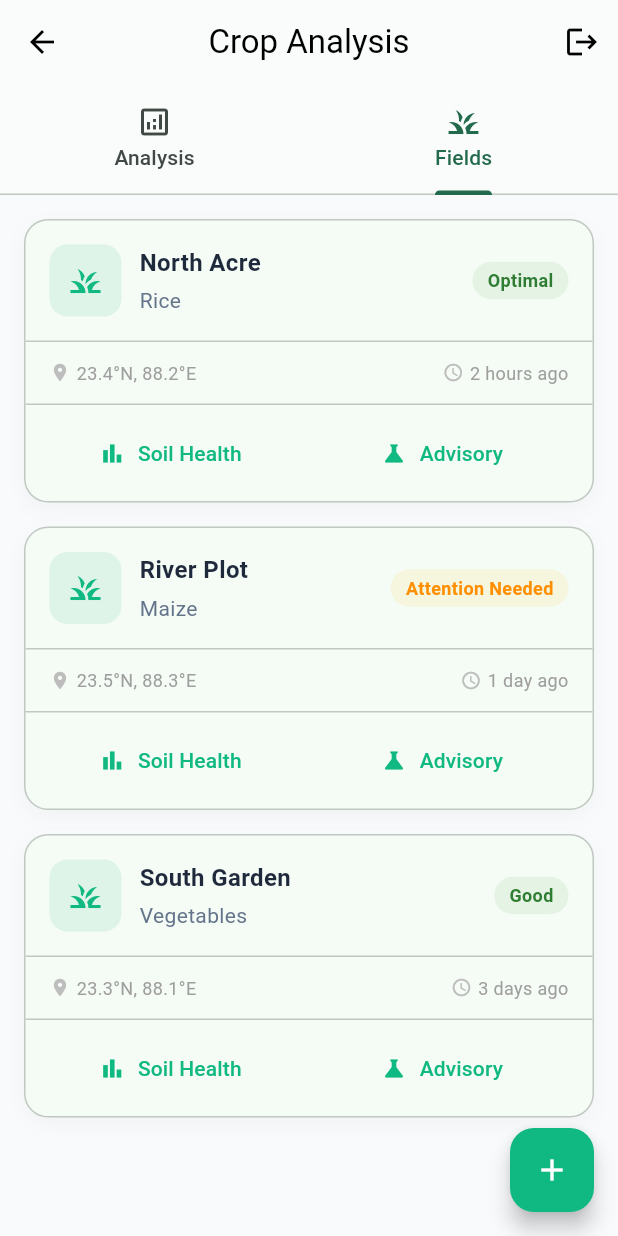
After one commit to imrohan18/crop_rec, a Flutter app: the SoilInputPage screen opened directly, tab 2 chosen, on a phone screen of 412 x 824 dp. The commit adds this screen. Run offline on Flutter 3.47's test engine with Material 3 defaults, Android fonts, the phone set to English and light mode, and no system bars; our stand-ins replace shared_preferences; accounts and stored records are empty; network calls fail.

Commit message:
Add-Fields-tab-plus-fab-and-fields-page

```diff
--- a/lib/screens/analysis_screen.dart
+++ b/lib/screens/analysis_screen.dart
@@ -2,6 +2,7 @@ import 'package:flutter/material.dart';
 import '../services/api_service.dart';
 import 'result_page.dart';
 import 'login_page.dart';
+import 'fields_page.dart';
 
 class SoilInputPage extends StatefulWidget {
   const SoilInputPage({super.key});
@@ -17,7 +18,9 @@ class _SoilInputPageState extends State<SoilInputPage> {
 
   @override
   Widget build(BuildContext context) {
-    return Scaffold(
+    return DefaultTabController(
+      length: 2,
+      child: Scaffold(
         appBar: AppBar(
           title: const Text('Crop Analysis'),
           centerTitle: true,
@@ -34,8 +37,16 @@ class _SoilInputPageState extends State<SoilInputPage> {
               },
             ),
           ],
+          bottom: const TabBar(
+            tabs: [
+              Tab(text: 'Analysis', icon: Icon(Icons.analytics_outlined)),
+              Tab(text: 'Fields', icon: Icon(Icons.grass)),
+            ],
           ),
-      body: ListView(
+        ),
+        body: TabBarView(
+          children: [
+            ListView(
               padding: const EdgeInsets.all(16),
               children: [
                 _SectionCard(
@@ -147,9 +158,14 @@ class _SoilInputPageState extends State<SoilInputPage> {
                 ),
               ],
             ),
+            const FieldsPage(),
+          ],
+        ),
+      ),
     );
   }
 }
+
 
 class _SliderRow extends StatelessWidget {
   final String label;
--- a/lib/screens/app_shell.dart
+++ b/lib/screens/app_shell.dart
@@ -28,7 +28,7 @@ class _AppShellState extends State<AppShell> {
       floatingActionButton: FloatingActionButton(
         onPressed: () => setState(() => index = 1),
         backgroundColor: Colors.orange.shade600,
-        child: const Icon(Icons.analytics),
+        child: const Icon(Icons.add),
       ),
       floatingActionButtonLocation: FloatingActionButtonLocation.centerDocked,
       bottomNavigationBar: SizedBox(
--- /dev/null
+++ b/lib/screens/fields_page.dart
@@ -0,0 +1,194 @@
+import 'package:flutter/material.dart';
+
+class FieldsPage extends StatelessWidget {
+  const FieldsPage({super.key});
+
+  @override
+  Widget build(BuildContext context) {
+    return Scaffold(
+      body: ListView(
+        padding: const EdgeInsets.all(16),
+        children: const [
+          _FieldCard(
+            name: 'North Acre',
+            crop: 'Rice',
+            location: '23.4°N, 88.2°E',
+            status: 'Optimal',
+            lastUpdated: '2 hours ago',
+          ),
+          SizedBox(height: 16),
+          _FieldCard(
+            name: 'River Plot',
+            crop: 'Maize',
+            location: '23.5°N, 88.3°E',
+            status: 'Attention Needed',
+            lastUpdated: '1 day ago',
+            isWarning: true,
+          ),
+          SizedBox(height: 16),
+          _FieldCard(
+            name: 'South Garden',
+            crop: 'Vegetables',
+            location: '23.3°N, 88.1°E',
+            status: 'Good',
+            lastUpdated: '3 days ago',
+          ),
+        ],
+      ),
+      floatingActionButton: FloatingActionButton(
+        onPressed: () {
+          ScaffoldMessenger.of(context).showSnackBar(
+            const SnackBar(content: Text('Add Field feature coming soon')),
+          );
+        },
+        backgroundColor: const Color(0xFF10B981),
+        child: const Icon(Icons.add, color: Colors.white),
+      ),
+    );
+  }
+}
+
+class _FieldCard extends StatelessWidget {
+  final String name;
+  final String crop;
+  final String location;
+  final String status;
+  final String lastUpdated;
+  final bool isWarning;
+  const _FieldCard({
+    required this.name,
+    required this.crop,
+    required this.location,
+    required this.status,
+    required this.lastUpdated,
+    this.isWarning = false,
+  });
+
+  @override
+  Widget build(BuildContext context) {
+    return Container(
+      decoration: BoxDecoration(
+        color: Theme.of(context).colorScheme.surface,
+        borderRadius: BorderRadius.circular(16),
+        border: Border.all(color: Theme.of(context).colorScheme.outlineVariant),
+        boxShadow: [
+          BoxShadow(
+            color: Colors.black.withOpacity(0.03),
+            blurRadius: 10,
+            offset: const Offset(0, 4),
+          ),
+        ],
+      ),
+      child: Column(
+        children: [
+          Padding(
+            padding: const EdgeInsets.all(16),
+            child: Row(
+              children: [
+                Container(
+                  width: 48,
+                  height: 48,
+                  decoration: BoxDecoration(
+                    color: const Color(0xFF10B981).withOpacity(0.1),
+                    borderRadius: BorderRadius.circular(12),
+                  ),
+                  child: const Icon(Icons.grass, color: Color(0xFF10B981)),
+                ),
+                const SizedBox(width: 12),
+                Expanded(
+                  child: Column(
+                    crossAxisAlignment: CrossAxisAlignment.start,
+                    children: [
+                      Text(
+                        name,
+                        style: const TextStyle(
+                          fontSize: 16,
+                          fontWeight: FontWeight.bold,
+                          color: Color(0xFF1E293B),
+                        ),
+                      ),
+                      const SizedBox(height: 4),
+                      Text(
+                        crop,
+                        style: const TextStyle(
+                          fontSize: 14,
+                          color: Color(0xFF64748B),
+                        ),
+                      ),
+                    ],
+                  ),
+                ),
+                Container(
+                  padding: const EdgeInsets.symmetric(horizontal: 10, vertical: 4),
+                  decoration: BoxDecoration(
+                    color: isWarning
+                        ? Colors.amber.withOpacity(0.1)
+                        : Colors.green.withOpacity(0.1),
+                    borderRadius: BorderRadius.circular(20),
+                  ),
+                  child: Text(
+                    status,
+                    style: TextStyle(
+                      fontSize: 12,
+                      fontWeight: FontWeight.bold,
+                      color: isWarning ? Colors.amber[800] : Colors.green[800],
+                    ),
+                  ),
+                ),
+              ],
+            ),
+          ),
+          const Divider(height: 1),
+          Padding(
+            padding: const EdgeInsets.symmetric(horizontal: 16, vertical: 12),
+            child: Row(
+              children: [
+                Icon(Icons.location_on, size: 14, color: Colors.grey[400]),
+                const SizedBox(width: 4),
+                Text(
+                  location,
+                  style: TextStyle(fontSize: 12, color: Colors.grey[500]),
+                ),
+                const Spacer(),
+                Icon(Icons.access_time, size: 14, color: Colors.grey[400]),
+                const SizedBox(width: 4),
+                Text(
+                  lastUpdated,
+                  style: TextStyle(fontSize: 12, color: Colors.grey[500]),
+                ),
+              ],
+            ),
+          ),
+          const Divider(height: 1),
+          Padding(
+            padding: const EdgeInsets.all(8),
+            child: Row(
+              children: [
+                Expanded(
+                  child: TextButton.icon(
+                    onPressed: () {},
+                    icon: const Icon(Icons.bar_chart, size: 18),
+                    label: const Text('Soil Health'),
+                    style: TextButton.styleFrom(
+                      foregroundColor: const Color(0xFF10B981),
+                    ),
+                  ),
+                ),
+                Expanded(
+                  child: TextButton.icon(
+                    onPressed: () {},
+                    icon: const Icon(Icons.science, size: 18),
+                    label: const Text('Advisory'),
+                    style: TextButton.styleFrom(
+                      foregroundColor: const Color(0xFF10B981),
+                    ),
+                  ),
+                ),
+              ],
+            ),
+          ),
+        ],
+      ),
+    );
+  }
+}
```
Lines whose indentation alone changed are shown as unchanged.
